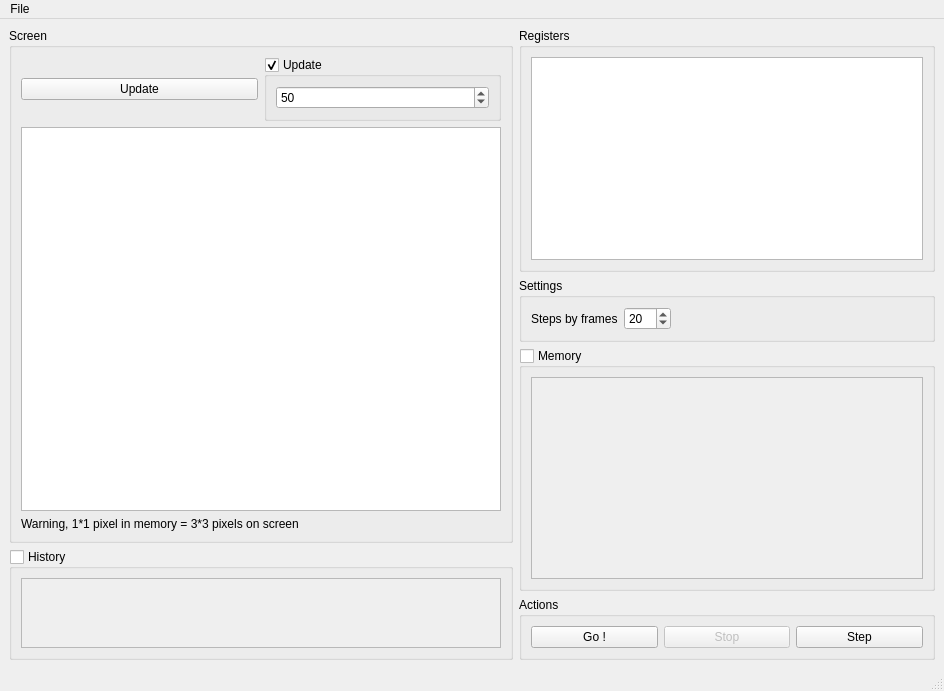
Before: the Qt Designer form mainwindow.ui in jetSett/TemplatedProcessor, drawn with Qt 5.
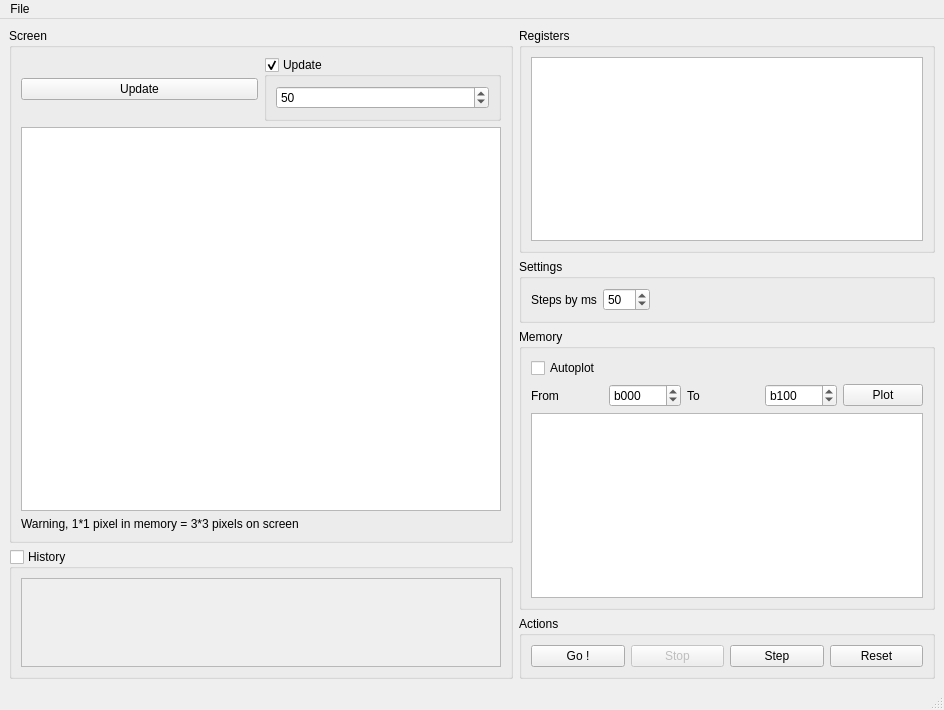
After: the same form once the commit is applied.

What changed in the file:
```diff
--- a/mainwindow.ui
+++ b/mainwindow.ui
@@ -7,7 +7,7 @@
     <x>0</x>
     <y>0</y>
     <width>944</width>
-    <height>675</height>
+    <height>710</height>
    </rect>
   </property>
   <property name="windowTitle">
@@ -152,7 +152,7 @@
              <item row="0" column="0">
               <widget class="QLabel" name="stepsByFramesLabel">
                <property name="text">
-                <string>Steps by frames</string>
+                <string>Steps by ms</string>
                </property>
               </widget>
              </item>
@@ -165,7 +165,7 @@
                 <number>500</number>
                </property>
                <property name="value">
-                <number>20</number>
+                <number>50</number>
                </property>
               </widget>
              </item>
@@ -180,12 +180,77 @@
            <string>Memory</string>
           </property>
           <property name="checkable">
-           <bool>true</bool>
+           <bool>false</bool>
           </property>
           <property name="checked">
            <bool>false</bool>
           </property>
-          <layout class="QHBoxLayout" name="horizontalLayout_4">
+          <layout class="QVBoxLayout" name="verticalLayout_3">
+           <item>
+            <layout class="QHBoxLayout" name="horizontalLayout_6">
+             <item>
+              <widget class="QCheckBox" name="updateMemCheckbox">
+               <property name="text">
+                <string>Autoplot</string>
+               </property>
+              </widget>
+             </item>
+            </layout>
+           </item>
+           <item>
+            <layout class="QHBoxLayout" name="horizontalLayout_4">
+             <item>
+              <widget class="QLabel" name="label">
+               <property name="text">
+                <string>From</string>
+               </property>
+              </widget>
+             </item>
+             <item>
+              <widget class="QSpinBox" name="memFromSpinBox">
+               <property name="maximum">
+                <number>65535</number>
+               </property>
+               <property name="value">
+                <number>45056</number>
+               </property>
+               <property name="displayIntegerBase">
+                <number>16</number>
+               </property>
+              </widget>
+             </item>
+             <item>
+              <widget class="QLabel" name="label_2">
+               <property name="text">
+                <string>To</string>
+               </property>
+              </widget>
+             </item>
+             <item>
+              <widget class="QSpinBox" name="memToSpinBox">
+               <property name="minimum">
+                <number>45056</number>
+               </property>
+               <property name="maximum">
+                <number>65535</number>
+               </property>
+               <property name="value">
+                <number>45312</number>
+               </property>
+               <property name="displayIntegerBase">
+                <number>16</number>
+               </property>
+              </widget>
+             </item>
+             <item>
+              <widget class="QPushButton" name="plotMemButton">
+               <property name="text">
+                <string>Plot</string>
+               </property>
+              </widget>
+             </item>
+            </layout>
+           </item>
            <item>
             <widget class="QTextEdit" name="memTextEdit">
              <property name="readOnly">
@@ -229,6 +294,13 @@
              </property>
             </widget>
            </item>
+           <item>
+            <widget class="QPushButton" name="resetButton">
+             <property name="text">
+              <string>Reset</string>
+             </property>
+            </widget>
+           </item>
           </layout>
          </widget>
         </item>
```
Left out of the diff: 21 changed lines with no effect on the pictures.
